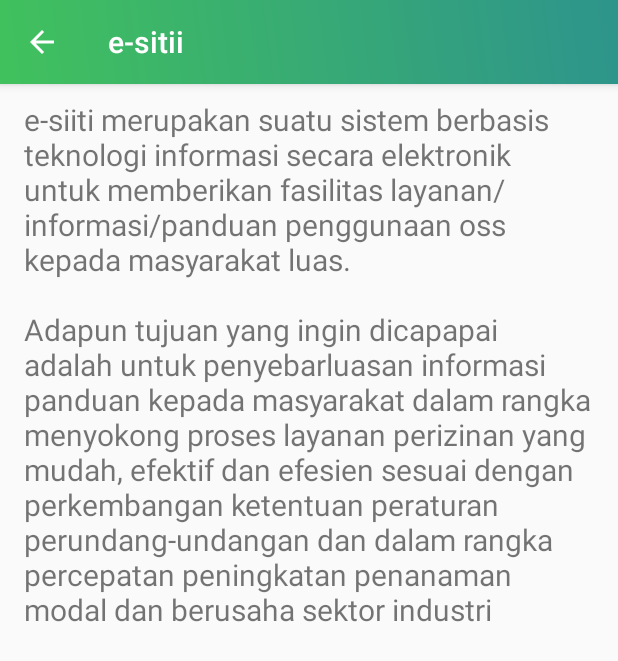
After one commit to klepon46/esitii, an Android app: the ReadMoreActivity screen opened directly, with no data from a screen before it, on a phone screen of 412 x 824 dp. The commit adds this screen. Shown: the top 661 px of the screen. Run offline under Robolectric (Android 15) with nearby library versions, the phone set to English and light mode, and no system bars.

Commit message:
update syling

```diff
--- a/app/src/main/AndroidManifest.xml
+++ b/app/src/main/AndroidManifest.xml
@@ -33,6 +33,9 @@
             android:parentActivityName=".MainActivity" />
         <activity
             android:name=".activities.VideoOldActivity"
+            android:parentActivityName=".MainActivity" />
+        <activity
+            android:name=".activities.ReadMoreActivity"
             android:parentActivityName=".MainActivity"></activity>
     </application>
 
--- a/app/src/main/java/com/ggstudio/esitii/activities/PanduanActivity.java
+++ b/app/src/main/java/com/ggstudio/esitii/activities/PanduanActivity.java
@@ -18,6 +18,8 @@
 
         getSupportActionBar().setHomeButtonEnabled(true);
         getSupportActionBar().setDisplayHomeAsUpEnabled(true);
+        getSupportActionBar().setBackgroundDrawable(getResources()
+                .getDrawable(R.drawable.gradient_background));
 
         pdfView.fromAsset("PanduanPL-IUI.pdf")
                 .defaultPage(0)
--- /dev/null
+++ b/app/src/main/java/com/ggstudio/esitii/activities/ReadMoreActivity.java
@@ -0,0 +1,40 @@
+package com.ggstudio.esitii.activities;
+
+import android.support.v7.app.AppCompatActivity;
+import android.os.Bundle;
+import android.widget.TextView;
+
+import com.ggstudio.esitii.R;
+
+public class ReadMoreActivity extends AppCompatActivity {
+
+    private TextView textView;
+
+    @Override
+    protected void onCreate(Bundle savedInstanceState) {
+        super.onCreate(savedInstanceState);
+        setContentView(R.layout.activity_read_more);
+
+        getSupportActionBar().setHomeButtonEnabled(true);
+        getSupportActionBar().setDisplayHomeAsUpEnabled(true);
+        getSupportActionBar().setBackgroundDrawable(getResources()
+                .getDrawable(R.drawable.gradient_background));
+
+        textView = findViewById(R.id.textview_read_more);
+        initData();
+    }
+
+
+    public void initData() {
+        String str = "e-siiti merupakan suatu sistem berbasis teknologi informasi " +
+                "secara elektronik untuk memberikan fasilitas layanan/informasi/panduan " +
+                "penggunaan oss kepada masyarakat luas. \n \n" +
+                "Adapun tujuan yang ingin dicapapai adalah untuk penyebarluasan informasi " +
+                "panduan kepada masyarakat dalam rangka menyokong proses layanan perizinan " +
+                "yang mudah, efektif dan efesien sesuai dengan perkembangan ketentuan " +
+                "peraturan perundang-undangan dan dalam rangka percepatan peningkatan " +
+                "penanaman modal dan berusaha sektor industri";
+        textView.setText(str);
+    }
+
+}
--- a/app/src/main/java/com/ggstudio/esitii/activities/RegulasiActivity.java
+++ b/app/src/main/java/com/ggstudio/esitii/activities/RegulasiActivity.java
@@ -20,6 +20,8 @@
 
         getSupportActionBar().setHomeButtonEnabled(true);
         getSupportActionBar().setDisplayHomeAsUpEnabled(true);
+        getSupportActionBar().setBackgroundDrawable(getResources()
+                .getDrawable(R.drawable.gradient_background));
 
         pdfView.fromAsset(uri)
                 .defaultPage(0)
--- a/app/src/main/java/com/ggstudio/esitii/activities/RegulasiListActivity.java
+++ b/app/src/main/java/com/ggstudio/esitii/activities/RegulasiListActivity.java
@@ -34,7 +34,8 @@
 
         getSupportActionBar().setHomeButtonEnabled(true);
         getSupportActionBar().setDisplayHomeAsUpEnabled(true);
-
+        getSupportActionBar().setBackgroundDrawable(getResources()
+                .getDrawable(R.drawable.gradient_background));
     }
 
     public void initData(){
--- a/app/src/main/java/com/ggstudio/esitii/activities/VideoActivity.java
+++ b/app/src/main/java/com/ggstudio/esitii/activities/VideoActivity.java
@@ -33,6 +33,8 @@
         setSupportActionBar(toolbar);
         getSupportActionBar().setDisplayHomeAsUpEnabled(true);
         getSupportActionBar().setDisplayShowHomeEnabled(true);
+        getSupportActionBar().setBackgroundDrawable(getResources()
+                .getDrawable(R.drawable.gradient_background));
 
         ViewPager viewPager = findViewById(R.id.viewpager_siinas);
         setupViewPager(viewPager);
--- a/app/src/main/java/com/ggstudio/esitii/activities/VideoOldActivity.java
+++ b/app/src/main/java/com/ggstudio/esitii/activities/VideoOldActivity.java
@@ -18,6 +18,10 @@
         super.onCreate(savedInstanceState);
         setContentView(R.layout.activity_video_old);
 
+        getSupportActionBar().setDisplayHomeAsUpEnabled(true);
+        getSupportActionBar().setDisplayShowHomeEnabled(true);
+        getSupportActionBar().setBackgroundDrawable(getResources()
+                .getDrawable(R.drawable.gradient_background));
 
         vidView = findViewById(R.id.vid_view);
 
--- a/app/src/main/java/com/ggstudio/esitii/adapter/RegulasiAdapter.java
+++ b/app/src/main/java/com/ggstudio/esitii/adapter/RegulasiAdapter.java
@@ -66,6 +66,8 @@
             super(itemView);
             title = itemView.findViewById(R.id.item_title);
             desc = itemView.findViewById(R.id.item_desc);
+
+            title.setTextColor(itemView.getResources().getColor(R.color.end_green));
         }
     }
 
--- /dev/null
+++ b/app/src/main/res/layout/activity_read_more.xml
@@ -0,0 +1,19 @@
+<?xml version="1.0" encoding="utf-8"?>
+<android.support.constraint.ConstraintLayout xmlns:android="http://schemas.android.com/apk/res/android"
+    xmlns:app="http://schemas.android.com/apk/res-auto"
+    xmlns:tools="http://schemas.android.com/tools"
+    android:layout_width="match_parent"
+    android:layout_height="match_parent"
+    android:paddingBottom="@dimen/row_padding_vertical"
+    android:paddingLeft="@dimen/activity_horizontal_margin"
+    android:paddingRight="@dimen/activity_horizontal_margin"
+    android:paddingTop="@dimen/row_padding_vertical"
+    tools:context="com.ggstudio.esitii.activities.ReadMoreActivity">
+
+    <TextView
+        android:id="@+id/textview_read_more"
+        android:layout_width="match_parent"
+        android:layout_height="wrap_content"
+        android:textSize="20sp" />
+
+</android.support.constraint.ConstraintLayout>
--- a/app/src/main/res/values/colors.xml
+++ b/app/src/main/res/values/colors.xml
@@ -8,4 +8,5 @@
     <color name="colorWhite">#FFFFFF</color>
     <color name="start_green">#41c15d</color>
     <color name="end_green">#2e948c</color>
+    <color name="gray_light">#e9e9e9</color>
 </resources>
--- a/app/src/main/res/values/styles.xml
+++ b/app/src/main/res/values/styles.xml
@@ -4,19 +4,20 @@
     <style name="AppTheme" parent="Theme.AppCompat.Light.DarkActionBar">
         <!-- Customize your theme here. -->
         <item name="colorPrimary">@color/colorPrimary</item>
-        <item name="colorPrimaryDark">@color/colorPrimaryDark</item>
+        <item name="colorPrimaryDark">@color/start_green</item>
         <item name="colorAccent">@color/colorAccent</item>
     </style>
 
     <style name="MainTheme" parent="Theme.AppCompat.Light.NoActionBar">
         <!-- Customize your theme here. -->
         <item name="colorPrimary">@color/colorPrimary</item>
-        <item name="colorPrimaryDark">@color/colorPrimaryDark</item>
+        <item name="colorPrimaryDark">@color/start_green</item>
         <item name="colorAccent">@color/colorAccent</item>
     </style>
 
     <style name="ToolbarTheme" parent="@style/ThemeOverlay.AppCompat.ActionBar">
         <item name="colorControlNormal">@color/colorWhite</item>
+        <item name="android:background">@drawable/gradient_background</item>
     </style>
 
 </resources>
```
Also changed, not shown: app/src/main/java/com/ggstudio/esitii/MainActivity.java (+7 -0 lines), app/src/main/res/layout/activity_main.xml (+40 -102 lines).
